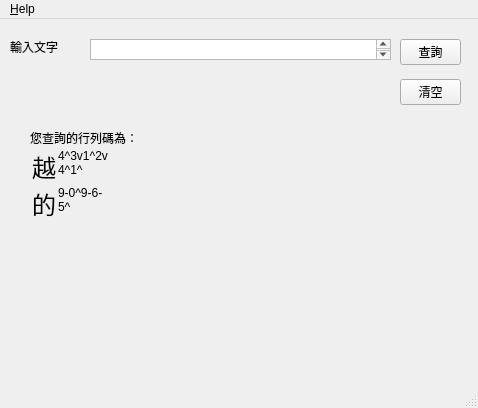
Qt form ui.ui (Yoxem/findarray30code) before a commit.
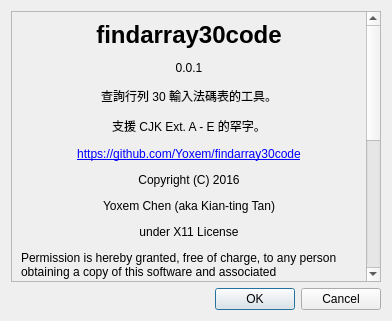
The same form after that commit.

Diff of the .ui file:
```diff
--- a/ui.ui
+++ b/ui.ui
@@ -1,128 +1,78 @@
 <?xml version="1.0" encoding="UTF-8"?>
 <ui version="4.0">
- <class>MainWindow</class>
- <widget class="QMainWindow" name="MainWindow">
+ <class>Dialog</class>
+ <widget class="QDialog" name="Dialog">
   <property name="geometry">
    <rect>
     <x>0</x>
     <y>0</y>
-    <width>478</width>
-    <height>408</height>
+    <width>392</width>
+    <height>321</height>
    </rect>
   </property>
   <property name="windowTitle">
    <string>findarray30code - 行列30查碼</string>
   </property>
-  <widget class="QWidget" name="centralwidget">
-   <widget class="QTextEdit" name="textEdit">
-    <property name="geometry">
-     <rect>
-      <x>90</x>
-      <y>20</y>
-      <width>301</width>
-      <height>21</height>
-     </rect>
-    </property>
-   </widget>
-   <widget class="QLabel" name="label">
-    <property name="geometry">
-     <rect>
-      <x>10</x>
-      <y>20</y>
-      <width>66</width>
-      <height>15</height>
-     </rect>
-    </property>
-    <property name="text">
-     <string>輸入文字</string>
-    </property>
-   </widget>
-   <widget class="QPushButton" name="pushButton">
-    <property name="geometry">
-     <rect>
-      <x>400</x>
-      <y>20</y>
-      <width>61</width>
-      <height>26</height>
-     </rect>
-    </property>
-    <property name="text">
-     <string>查詢</string>
-    </property>
-   </widget>
-   <widget class="QPushButton" name="pushButton_2">
-    <property name="geometry">
-     <rect>
-      <x>400</x>
-      <y>60</y>
-      <width>61</width>
-      <height>26</height>
-     </rect>
-    </property>
-    <property name="text">
-     <string>清空</string>
-    </property>
-   </widget>
-   <widget class="QLabel" name="label_2">
-    <property name="geometry">
-     <rect>
-      <x>30</x>
-      <y>110</y>
-      <width>421</width>
-      <height>211</height>
-     </rect>
-    </property>
-    <property name="text">
-     <string>&lt;html&gt;&lt;head/&gt;&lt;body&gt;&lt;p&gt;您查詢的行列碼為：
-&lt;table style=&quot;vertical-align:top;&quot;&gt;
-&lt;tr&gt;
-&lt;td&gt;&lt;span style=&quot; font-size:18pt;&quot;&gt;越&lt;/span&gt;&lt;/td&gt;
-&lt;td &gt;4^3v1^2v&lt;br/&gt;4^1^&lt;/td&gt;
-&lt;/tr&gt;
-&lt;tr&gt;
-&lt;td&gt;&lt;span style=&quot; font-size:18pt;&quot;&gt;的&lt;/span&gt;&lt;/td&gt;
-&lt;td &gt;9-0^9-6-&lt;br/&gt;5^&lt;/td&gt;
-&lt;/tr&gt;
-&lt;/table&gt;
-&lt;/html&gt;</string>
-    </property>
-    <property name="textFormat">
-     <enum>Qt::AutoText</enum>
-    </property>
-    <property name="alignment">
-     <set>Qt::AlignLeading|Qt::AlignLeft|Qt::AlignTop</set>
-    </property>
-    <property name="margin">
-     <number>-2</number>
-    </property>
-    <property name="textInteractionFlags">
-     <set>Qt::LinksAccessibleByKeyboard|Qt::LinksAccessibleByMouse|Qt::TextBrowserInteraction|Qt::TextSelectableByKeyboard|Qt::TextSelectableByMouse</set>
-    </property>
-   </widget>
-  </widget>
-  <widget class="QMenuBar" name="menubar">
-   <property name="geometry">
-    <rect>
-     <x>0</x>
-     <y>0</y>
-     <width>478</width>
-     <height>21</height>
-    </rect>
-   </property>
-   <widget class="QMenu" name="menu_Help">
-    <property name="title">
-     <string>&amp;Help</string>
-    </property>
-    <addaction name="action_About"/>
-   </widget>
-   <addaction name="menu_Help"/>
-  </widget>
-  <widget class="QStatusBar" name="statusbar"/>
-  <action name="action_About">
-   <property name="text">
-    <string>&amp;About...</string>
-   </property>
-  </action>
+  <layout class="QVBoxLayout" name="verticalLayout_2">
+   <item>
+    <layout class="QVBoxLayout" name="verticalLayout">
+     <item>
+      <widget class="QScrollArea" name="scrollArea">
+       <property name="widgetResizable">
+        <bool>true</bool>
+       </property>
+       <widget class="QWidget" name="scrollAreaWidgetContents">
+        <property name="geometry">
+         <rect>
+          <x>0</x>
+          <y>-14</y>
+          <width>357</width>
+          <height>706</height>
+         </rect>
+        </property>
+        <layout class="QHBoxLayout" name="horizontalLayout">
+         <item>
+          <widget class="QLabel" name="label">
+           <property name="sizePolicy">
+            <sizepolicy hsizetype="Preferred" vsizetype="Minimum">
+             <horstretch>0</horstretch>
+             <verstretch>0</verstretch>
+            </sizepolicy>
+           </property>
+           <property name="text">
+            <string>&lt;html&gt;&lt;head/&gt;&lt;body&gt;&lt;p align=&quot;center&quot;&gt;&lt;span style=&quot; font-size:18pt; font-weight:600;&quot;&gt;findarray30code&lt;/span&gt;&lt;/p&gt;&lt;p align=&quot;center&quot;&gt;0.0.1&lt;/p&gt;&lt;p align=&quot;center&quot;&gt;查詢行列 30 輸入法碼表的工具。&lt;/p&gt;&lt;p align=&quot;center&quot;&gt;支援 CJK Ext. A - E 的罕字。&lt;/p&gt;&lt;p align=&quot;center&quot;&gt;&lt;a href=&quot;https://github.com/Yoxem/findarray30code &quot;&gt;&lt;span style=&quot; text-decoration: underline; color:#0000ff;&quot;&gt;https://github.com/Yoxem/findarray30code&lt;/span&gt;&lt;/a&gt;&lt;/p&gt;&lt;p align=&quot;center&quot;&gt;Copyright (C) 2016&lt;/p&gt;&lt;p align=&quot;center&quot;&gt;Yoxem Chen (aka Kian-ting Tan)&lt;/p&gt;&lt;p align=&quot;center&quot;&gt;under X11 License&lt;/p&gt;&lt;p&gt;&lt;span style=&quot; font-size:9pt;&quot;&gt;Permission is hereby granted, free of charge, to any person obtaining a copy of this software and associated documentation files (the &amp;quot;Software&amp;quot;), to deal in the Software without restriction, including without limitation the rights to use, copy, modify, merge, publish, distribute, sublicense, and/or sell copies of the Software, and to permit persons to whom the Software is furnished to do so, subject to the following conditions:&lt;/span&gt;&lt;/p&gt;&lt;p&gt;&lt;span style=&quot; font-size:9pt;&quot;&gt;The above copyright notice and this permission notice shall be included in all copies or substantial portions of the Software.&lt;/span&gt;&lt;/p&gt;&lt;p&gt;&lt;span style=&quot; font-size:9pt;&quot;&gt;THE SOFTWARE IS PROVIDED &amp;quot;AS IS&amp;quot;, WITHOUT WARRANTY OF ANY KIND, EXPRESS OR IMPLIED, INCLUDING BUT NOT LIMITED TO THE WARRANTIES OF MERCHANTABILITY, FITNESS FOR A PARTICULAR PURPOSE AND NONINFRINGEMENT. IN NO EVENT SHALL THE AUTHORS OR COPYRIGHT HOLDERS BE LIABLE FOR ANY CLAIM, DAMAGES OR OTHER LIABILITY, WHETHER IN AN ACTION OF CONTRACT, TORT OR OTHERWISE, ARISING FROM, OUT OF OR IN CONNECTION WITH THE SOFTWARE OR THE USE OR OTHER DEALINGS IN THE SOFTWARE.&lt;/span&gt;&lt;/p&gt;&lt;/body&gt;&lt;/html&gt;</string>
+           </property>
+           <property name="textFormat">
+            <enum>Qt::AutoText</enum>
+           </property>
+           <property name="wordWrap">
+            <bool>true</bool>
+           </property>
+           <property name="openExternalLinks">
+            <bool>true</bool>
+           </property>
+           <property name="textInteractionFlags">
+            <set>Qt::LinksAccessibleByKeyboard|Qt::LinksAccessibleByMouse|Qt::TextBrowserInteraction|Qt::TextSelectableByKeyboard|Qt::TextSelectableByMouse</set>
+           </property>
+          </widget>
+         </item>
+        </layout>
+       </widget>
+      </widget>
+     </item>
+    </layout>
+   </item>
+   <item>
+    <widget class="QDialogButtonBox" name="buttonBox">
+     <property name="orientation">
+      <enum>Qt::Horizontal</enum>
+     </property>
+     <property name="standardButtons">
+      <set>QDialogButtonBox::Cancel|QDialogButtonBox::Ok</set>
+     </property>
+    </widget>
+   </item>
+  </layout>
  </widget>
  <resources/>
  <connections/>
```
Left out of the diff: 37 changed lines with no effect on the pictures.
